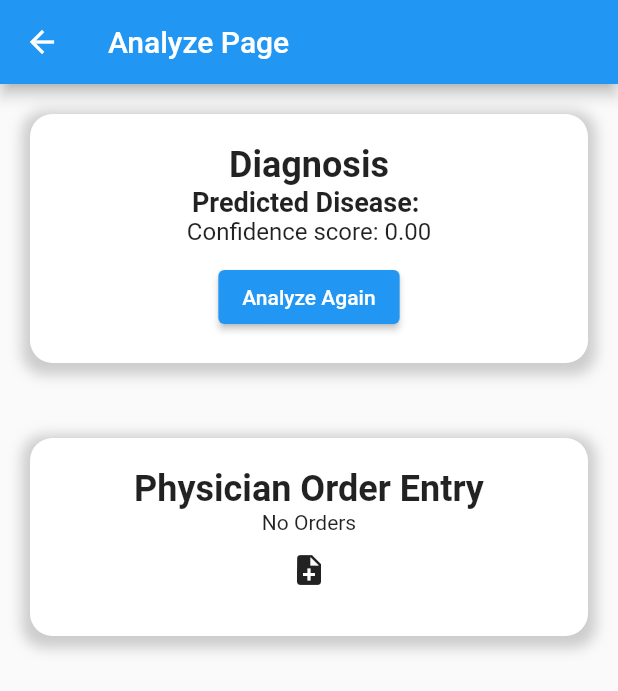
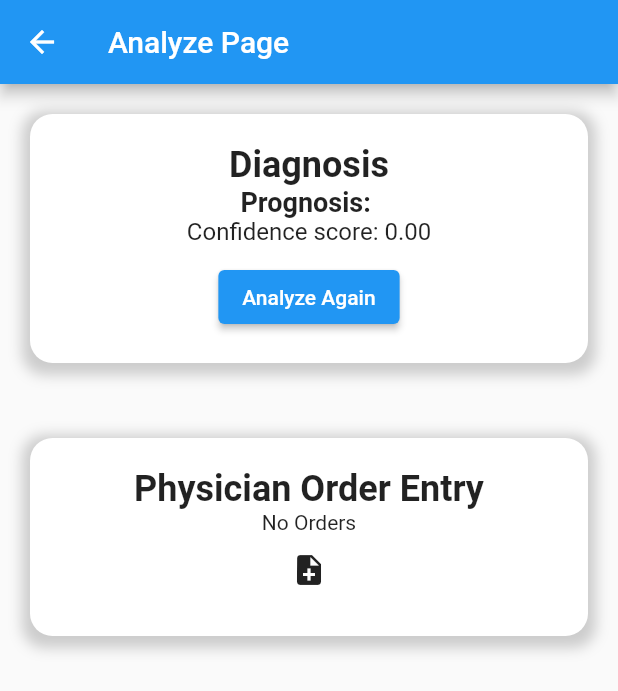
Before and after one commit to justingabi/symptoms_ui-emulator, a Flutter app: the AnalyzePage screen opened directly with empty values, on a phone screen of 412 x 824 dp. Shown: the top 691 px of the screen. Run offline on Flutter 3.47's test engine with Material 2 defaults, Android fonts, the phone set to English and light mode, and no system bars.

Commit message:
changed text

```diff
--- a/lib/analyze_page.dart
+++ b/lib/analyze_page.dart
@@ -46,7 +46,7 @@ class AnalyzePage extends StatelessWidget {
                   style: TextStyle(fontSize: 24, fontWeight: FontWeight.bold),
                 ),
                 Text(
-                  'Predicted Disease: $finalPrediction',
+                  'Prognosis: $finalPrediction',
                   style: TextStyle(fontSize: 18, fontWeight: FontWeight.bold),
                 ),
                 Text(
```
